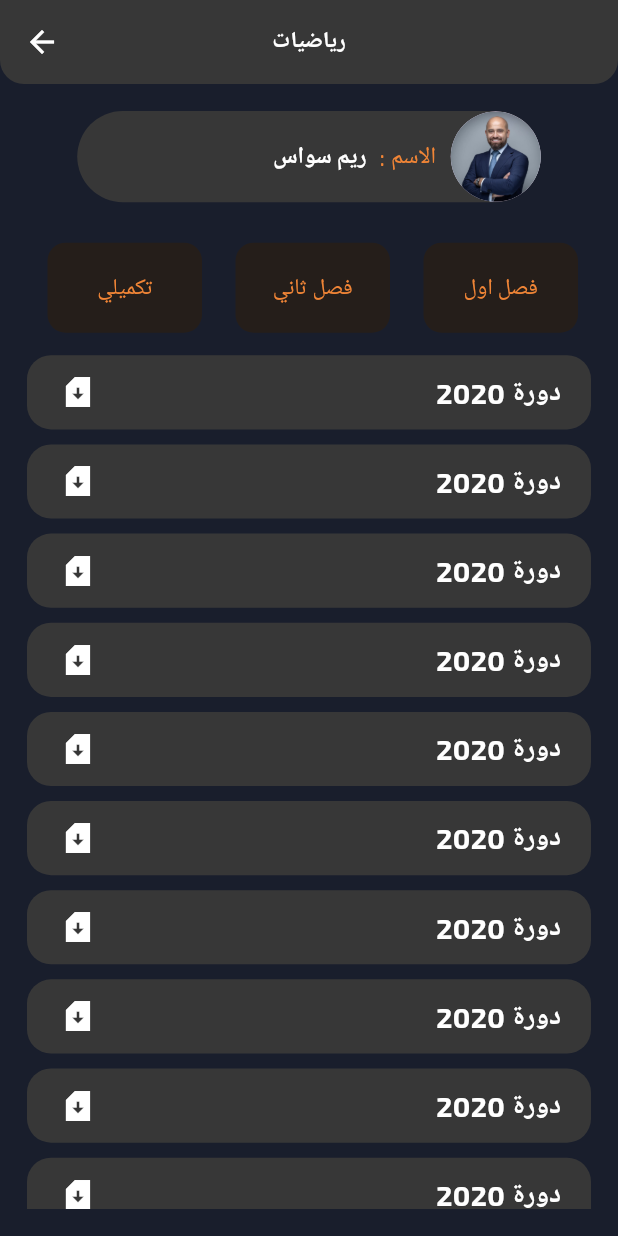
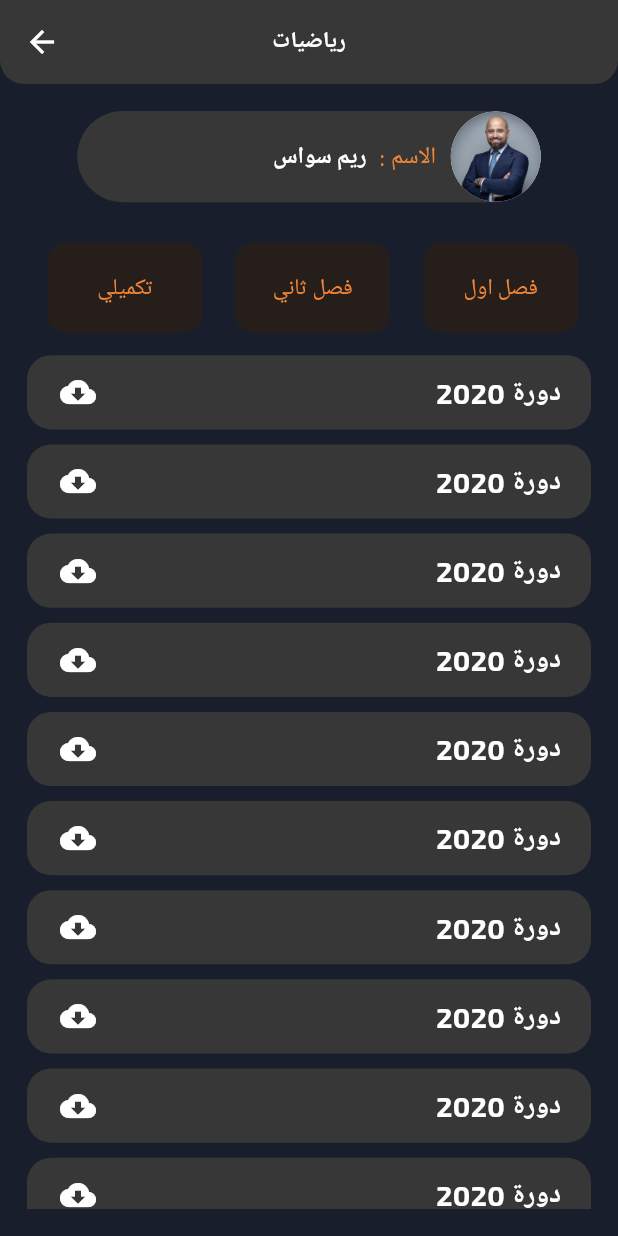
Before and after one commit to Taha12aas/userqueize, a Flutter app: the GeneratedQuestionsView screen opened by its route, on a phone screen of 412 x 824 dp. Run offline on Flutter 3.47's test engine with Material 3 defaults, Android fonts, the phone set to English and light mode, and no system bars; missing offline and left inert: font_awesome_icon_class; project files that could hold a hidden picture were left out.

Commit message:
replace icon

```diff
--- a/lib/Mobile/widgets/generated_question.dart/year_questions.dart
+++ b/lib/Mobile/widgets/generated_question.dart/year_questions.dart
@@ -38,7 +38,7 @@ class _YearQuestionsState extends State<YearQuestions> {
                     color: Colors.white,
                   )
                 : const Icon(
-                    Icons.sim_card_download_sharp,
+                    Icons.cloud_download_rounded,
                     color: Colors.white,
                   ),
           ),
```
